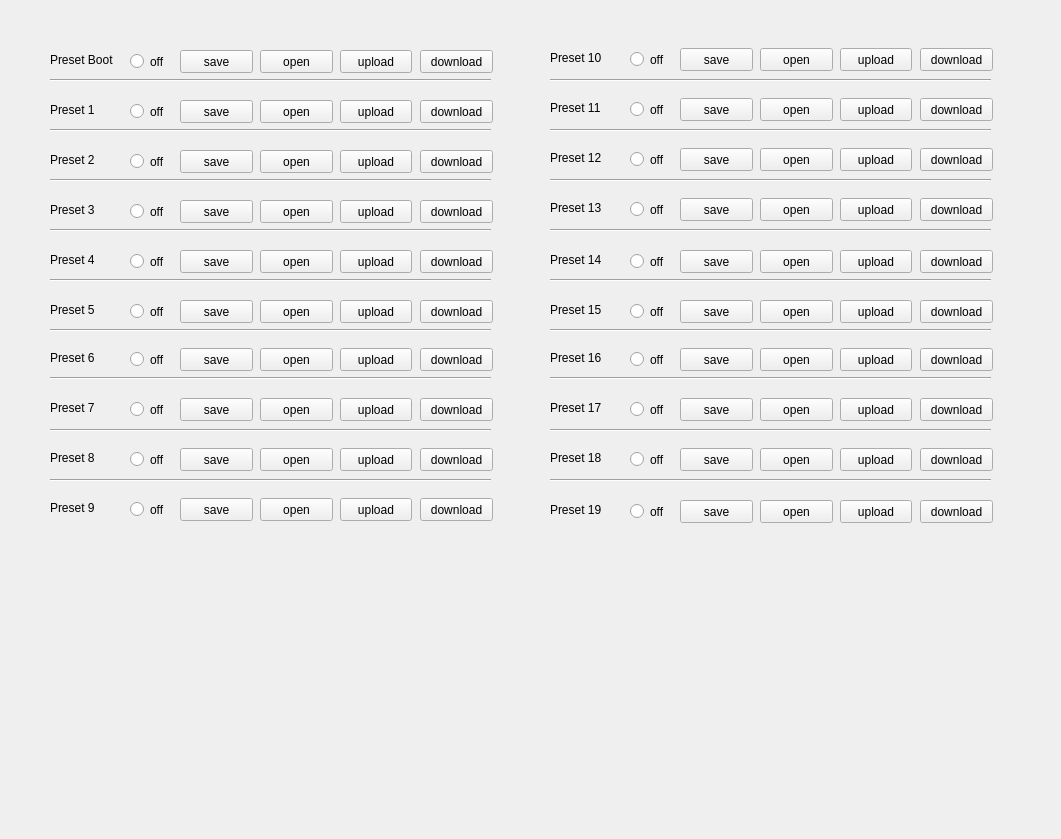
The window that ac1608/presetwnd.ui (jpcstpj7281/gameseer) describes before a commit, drawn with Qt 5.
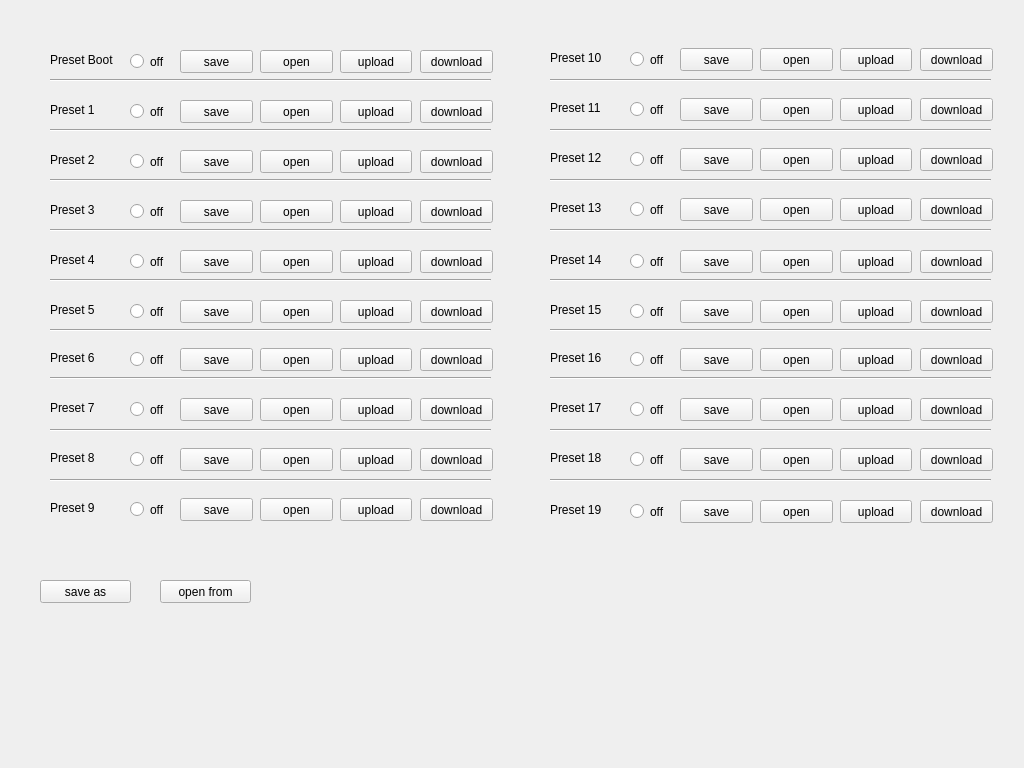
The same window after the commit.

Patch:
```diff
--- a/ac1608/presetwnd.ui
+++ b/ac1608/presetwnd.ui
@@ -6,10 +6,16 @@
    <rect>
     <x>0</x>
     <y>0</y>
-    <width>1061</width>
-    <height>839</height>
+    <width>1024</width>
+    <height>768</height>
    </rect>
   </property>
+  <property name="minimumSize">
+   <size>
+    <width>1024</width>
+    <height>768</height>
+   </size>
+  </property>
   <property name="windowTitle">
    <string>Preset</string>
   </property>
@@ -1807,6 +1813,32 @@
     <enum>Qt::Horizontal</enum>
    </property>
   </widget>
+  <widget class="QPushButton" name="pbSAs">
+   <property name="geometry">
+    <rect>
+     <x>40</x>
+     <y>580</y>
+     <width>91</width>
+     <height>23</height>
+    </rect>
+   </property>
+   <property name="text">
+    <string>save as</string>
+   </property>
+  </widget>
+  <widget class="QPushButton" name="pbOFrom">
+   <property name="geometry">
+    <rect>
+     <x>160</x>
+     <y>580</y>
+     <width>91</width>
+     <height>23</height>
+    </rect>
+   </property>
+   <property name="text">
+    <string>open from</string>
+   </property>
+  </widget>
  </widget>
  <resources/>
  <connections/>
```
Left out of the diff: 200 changed lines with no effect on the pictures.
